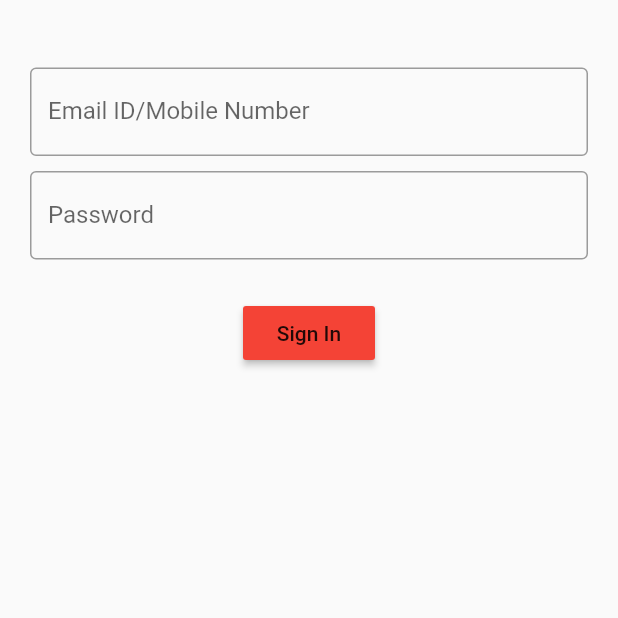
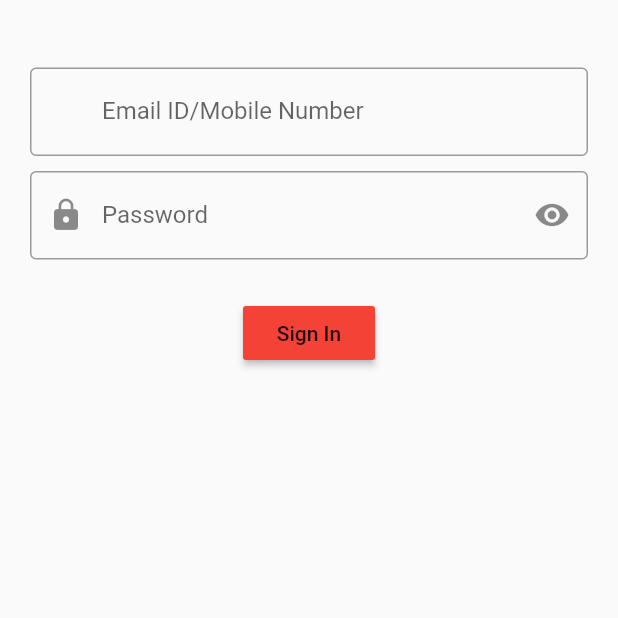
Before and after one commit to juanmathewsabu/MultiSaleAppExp, a Flutter app: the screen it shows after launch, on a phone screen of 412 x 824 dp, the top half of it. Run offline on Flutter 3.47's test engine with Material 2 defaults, Android fonts, the phone set to English and light mode, and no system bars.

Commit message:
architecure changes

```diff
--- a/lib/screens/login_screen.dart
+++ b/lib/screens/login_screen.dart
@@ -14,7 +14,10 @@ class LoginScreen extends StatelessWidget {
           entryField('you@example.com', 'Email ID/Mobile Number'),
           spacing(10.0, 10.0),
           //password
-          entryField('Password', 'Password'),
+          entryField('Password', 'Password',
+              isPassword: true,
+              prefixIcon: Icons.lock,
+              suffixIcon: Icons.visibility),
           Container(margin: EdgeInsets.only(top: 25)),
           raisedButton('Sign In', Colors.red),
         ],
--- a/lib/widgets/controls/inputs.dart
+++ b/lib/widgets/controls/inputs.dart
@@ -1,10 +1,15 @@
 import 'package:flutter/material.dart';
 
-Widget entryField(hintText, labelText, {isPassword: false}) {
+Widget entryField(hintText, labelText,
+    {isPassword: false, prefixIcon, suffixIcon}) {
   return TextField(
     obscureText: isPassword,
     decoration: InputDecoration(
-        border: OutlineInputBorder(), hintText: hintText, labelText: labelText),
+        prefixIcon: Icon(prefixIcon),
+        suffixIcon: Icon(suffixIcon),
+        border: OutlineInputBorder(),
+        hintText: hintText,
+        labelText: labelText),
   );
 }
 
```
Also changed, not shown: pubspec.yaml (+0 -15 lines).
